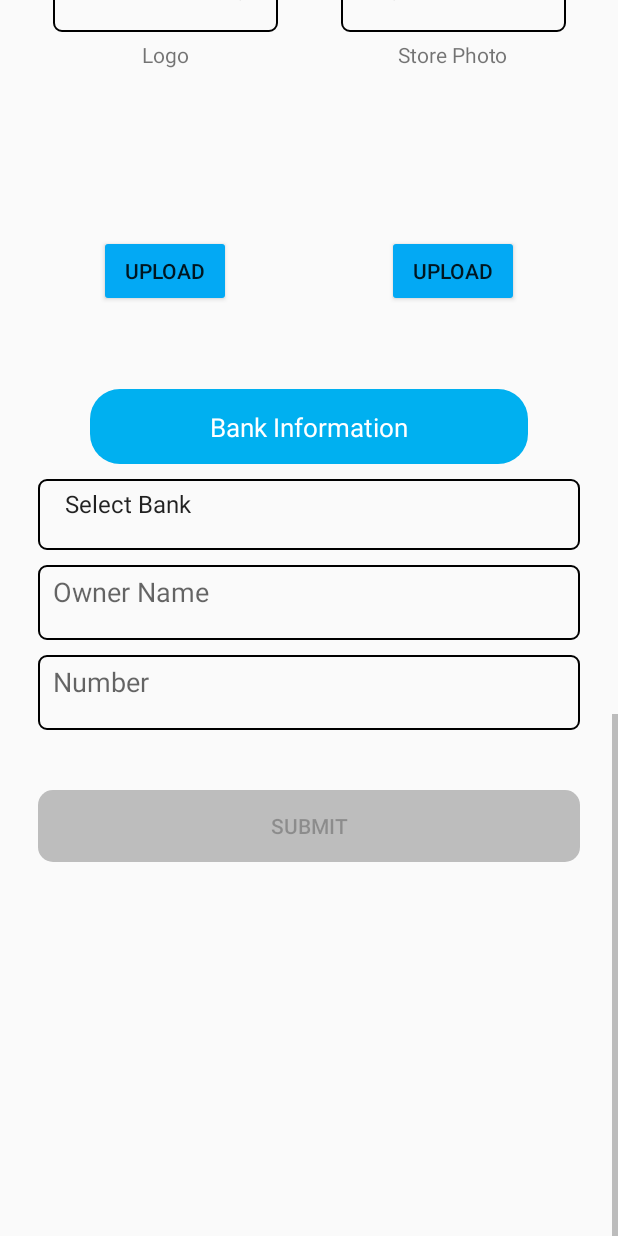
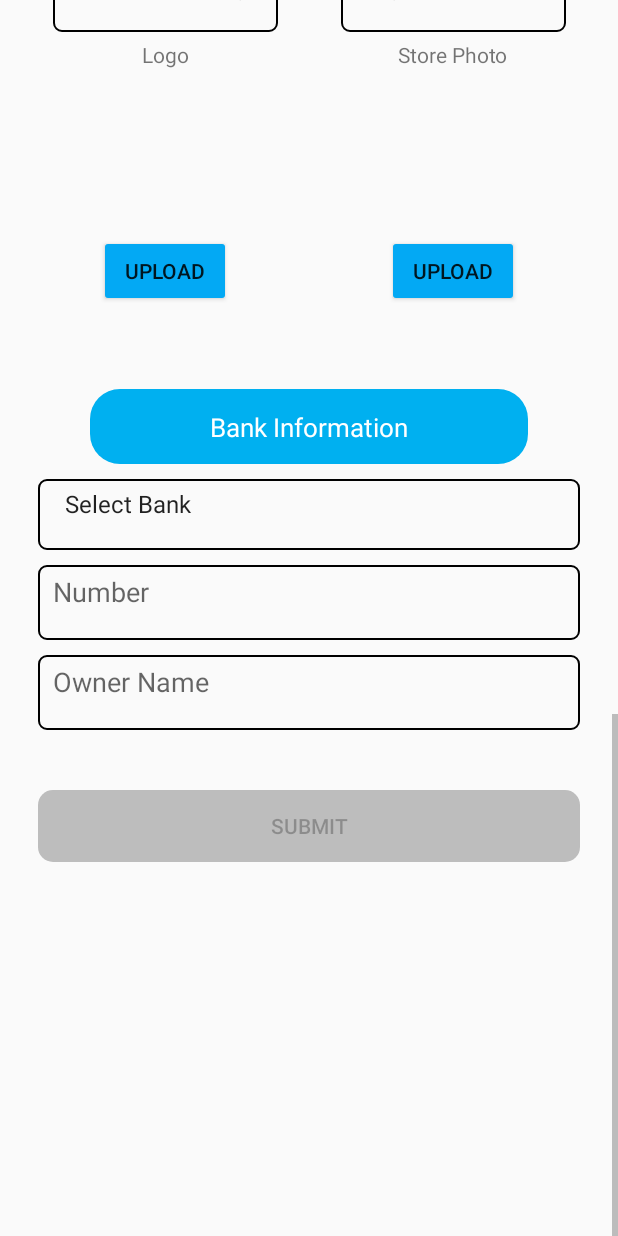
Before and after one commit to YusrilArr/Merchant, an Android app: the RegistMerchantActivity screen opened directly, with no data from a screen before it, scrolled down 1126 dp, on a phone screen of 412 x 824 dp. Run offline under Robolectric (Android 15) with nearby library versions, the phone set to English and light mode, and no system bars; our stand-ins replace Timber; libraries missing offline, so code that uses them is left out: com.mutualmobile.androidkeystore; Roboto replaces fonts that are not available here; 1 statement that could not run was skipped.

Commit message:
upload file

```diff
--- a/app/src/main/java/com/gpay/merchantapp/pages/register/RegistMerchantActivity.kt
+++ b/app/src/main/java/com/gpay/merchantapp/pages/register/RegistMerchantActivity.kt
@@ -1,26 +1,71 @@
 
 package com.gpay.merchantapp.pages.register
 
+import android.app.Activity
+import android.content.Intent
+import android.graphics.Bitmap
+import android.net.Uri
 import android.os.Bundle
+import android.provider.MediaStore
 import android.text.Editable
 import android.text.TextWatcher
 import android.view.View
 import android.widget.AdapterView
 import android.widget.ArrayAdapter
 import android.widget.Spinner
+import android.widget.Toast
+import androidx.activity.result.contract.ActivityResultContracts
 import androidx.appcompat.app.AppCompatActivity
 import com.gpay.merchantapp.R
 import com.gpay.merchantapp.databinding.ActivityRegistMerchantBinding
+import java.io.IOException
 
 class RegistMerchantActivity : AppCompatActivity() {
 
     private lateinit var binding: ActivityRegistMerchantBinding
 
+    private val pickImage = registerForActivityResult(ActivityResultContracts.StartActivityForResult()) { result ->
+        if (result.resultCode == Activity.RESULT_OK) {
+            val imageUri: Uri? = result.data?.data
+            // Check the file extension before displaying the image
+            if (imageUri != null && (imageUri.toString().endsWith(".jpg") || imageUri.toString().endsWith(".png"))) {
+                try {
+                    val bitmap: Bitmap = MediaStore.Images.Media.getBitmap(contentResolver, imageUri)
+                    // Display the bitmap in the appropriate ImageView
+                    binding.ivKtp.setImageBitmap(bitmap) // Example, replace with your ImageView
+                } catch (e: IOException) {
+                    e.printStackTrace()
+                }
+            } else {
+                // Handle the case where the selected file is not a valid image
+                // Display an error message or take appropriate action
+                Toast.makeText(this, "Please select a valid JPG or PNG image.", Toast.LENGTH_SHORT).show()
+            }
+        }
+    }
     override fun onCreate(savedInstanceState: Bundle?) {
         super.onCreate(savedInstanceState)
         binding = ActivityRegistMerchantBinding.inflate(layoutInflater)
         val view = binding.root
         setContentView(view)
+
+
+        binding.btnKtp.setOnClickListener {
+            pickImage.launch(Intent(Intent.ACTION_PICK, MediaStore.Images.Media.EXTERNAL_CONTENT_URI))
+        }
+
+        binding.btnSelfie.setOnClickListener {
+            pickImage.launch(Intent(Intent.ACTION_PICK, MediaStore.Images.Media.EXTERNAL_CONTENT_URI))
+        }
+
+        binding.btnLogo.setOnClickListener {
+            pickImage.launch(Intent(Intent.ACTION_PICK, MediaStore.Images.Media.EXTERNAL_CONTENT_URI))
+        }
+
+        binding.button2.setOnClickListener {
+            pickImage.launch(Intent(Intent.ACTION_PICK, MediaStore.Images.Media.EXTERNAL_CONTENT_URI))
+        }
+
 
         binding.backBtn.setOnClickListener {
             finish()
--- /dev/null
+++ b/app/src/main/java/com/gpay/merchantapp/pages/register/RegistMerchantPresenter.kt
@@ -0,0 +1,4 @@
+package com.gpay.merchantapp.pages.register
+
+class RegistMerchantPresenter {
+}
--- a/app/src/main/res/layout/activity_regist_merchant.xml
+++ b/app/src/main/res/layout/activity_regist_merchant.xml
@@ -578,7 +578,24 @@
                 app:layout_constraintTop_toBottomOf="@+id/linearLayout4" />
 
             <EditText
-                android:id="@+id/spinnerBank"
+                android:id="@+id/numberBank"
+                android:layout_width="match_parent"
+                android:layout_height="wrap_content"
+                android:layout_marginStart="25dp"
+                android:layout_marginTop="10dp"
+                android:layout_marginEnd="25dp"
+                android:paddingStart="10dp"
+                android:paddingTop="5dp"
+                android:paddingBottom="20sp"
+                android:background="@drawable/edittext_outline"
+                android:hint="Number"
+                android:inputType="number"
+                app:layout_constraintEnd_toEndOf="parent"
+                app:layout_constraintStart_toStartOf="parent"
+                app:layout_constraintTop_toBottomOf="@+id/spn_bank" />
+
+            <EditText
+                android:id="@+id/ownerbank"
                 android:layout_width="match_parent"
                 android:layout_height="wrap_content"
                 android:layout_marginStart="25dp"
@@ -592,24 +609,7 @@
                 android:inputType="text"
                 app:layout_constraintEnd_toEndOf="parent"
                 app:layout_constraintStart_toStartOf="parent"
-                app:layout_constraintTop_toBottomOf="@+id/spn_bank" />
-
-            <EditText
-                android:id="@+id/editTextNumber"
-                android:layout_width="match_parent"
-                android:layout_height="wrap_content"
-                android:layout_marginStart="25dp"
-                android:layout_marginTop="10dp"
-                android:layout_marginEnd="25dp"
-                android:paddingStart="10dp"
-                android:paddingTop="5dp"
-                android:paddingBottom="20sp"
-                android:background="@drawable/edittext_outline"
-                android:hint="Number"
-                android:inputType="number"
-                app:layout_constraintEnd_toEndOf="parent"
-                app:layout_constraintStart_toStartOf="parent"
-                app:layout_constraintTop_toBottomOf="@+id/spinnerBank" />
+                app:layout_constraintTop_toBottomOf="@+id/numberBank" />
 
             <Button
                 android:id="@+id/btnSubmit"
@@ -623,7 +623,7 @@
                 android:layout_marginBottom="100dp"
                 app:layout_constraintEnd_toEndOf="parent"
                 app:layout_constraintStart_toStartOf="parent"
-                app:layout_constraintTop_toBottomOf="@+id/editTextNumber" />
+                app:layout_constraintTop_toBottomOf="@+id/ownerbank" />
 
         </androidx.constraintlayout.widget.ConstraintLayout>
 
```
Also changed, not shown: app/src/main/java/com/gpay/merchantapp/pages/register/RegistMerchantView.kt (added, +11 -0 lines).
